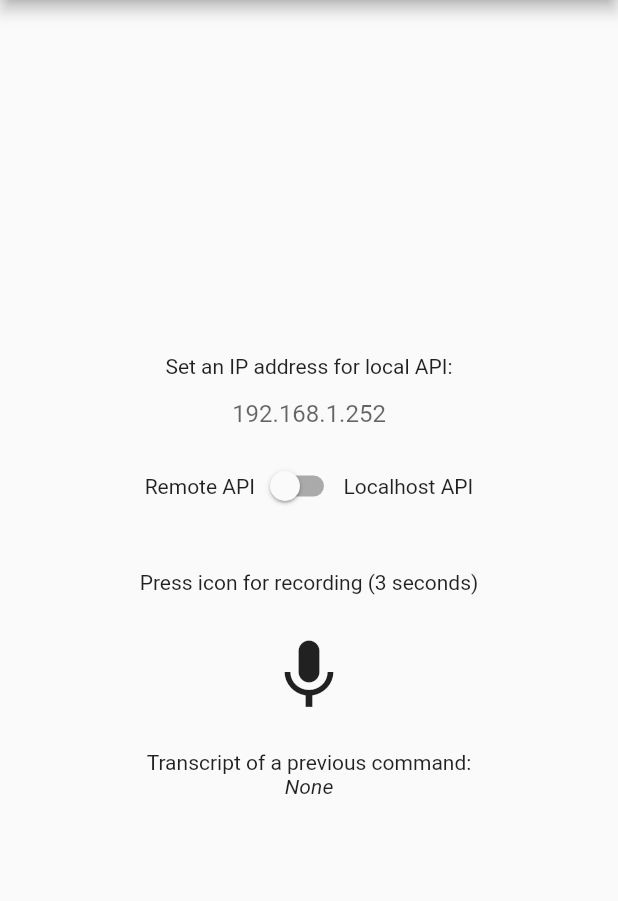
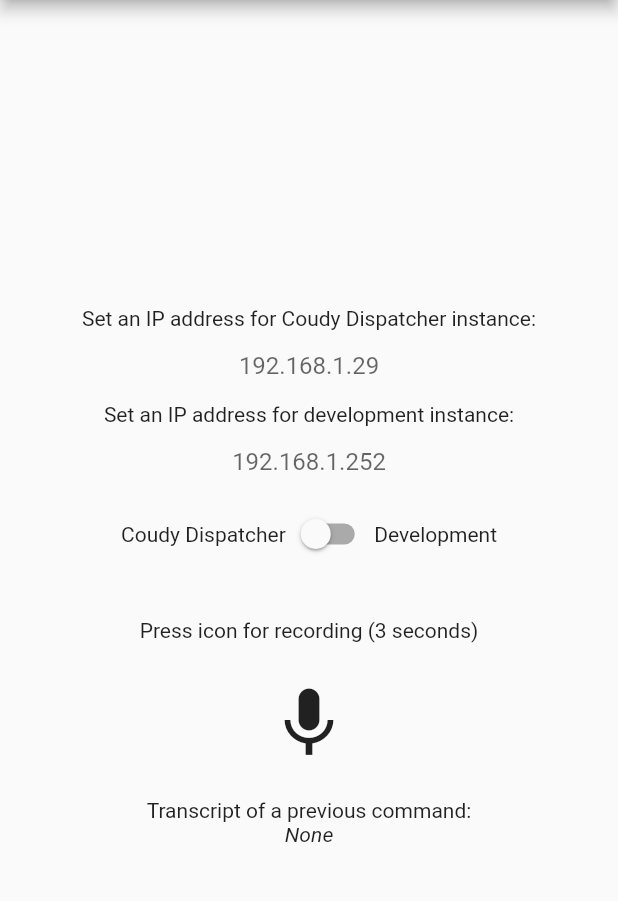
Before and after one commit to tomkomt/coudy_mobile_android, a Flutter app: the screen it shows after launch, on a phone screen of 412 x 824 dp, the part 84-985 px from its top. Run offline on Flutter 3.47's test engine with Material 2 defaults, Android fonts, the phone set to English and light mode, and no system bars; missing offline and left inert: flutter_sound.

Commit message:
Add edit of IP address of prod instance

```diff
--- a/lib/main.dart
+++ b/lib/main.dart
@@ -32,6 +32,7 @@ class HomePage extends StatefulWidget {
         this.buttonColor,
         this.recordPath,
         this.localIp = '192.168.1.252',
+        this.remoteIp = '192.168.1.29',
         this.useLocalApi = false
       }
       ) : super(key: key);
@@ -41,6 +42,7 @@ class HomePage extends StatefulWidget {
   Color buttonColor;
   String recordPath;
   String localIp = '192.168.1.252';
+  String remoteIp = '192.168.1.29';
   bool useLocalApi = false;
 
   @override
@@ -106,17 +108,24 @@ class _HomePageState extends State<HomePage> {
     });
   }
 
+  _onRemoteIpChange(String newValue) {
+    print('_onRemoteIpChange: $newValue');
+    setState(() {
+      widget.remoteIp = newValue;
+    });
+  }
+
   Future _uploadRecord() async {
     try {
       File recordFile = File(widget.recordPath);
       var stream = new http.ByteStream(DelegatingStream.typed(recordFile.openRead()));
       var length = await recordFile.length();
 
-      var uri = Uri.parse("http://192.168.1.29:3000/api/v1/mobile");
+      var uri = Uri.parse("http://${widget.remoteIp}:3000/api/v1/mobile");
       if(widget.useLocalApi == true) {
         uri = Uri.parse("http://${widget.localIp}:3000/api/v1/mobile");
       } else {
-        uri = Uri.parse("http://192.168.1.29:3000/api/v1/mobile");
+        uri = Uri.parse("http://${widget.remoteIp}:3000/api/v1/mobile");
       }
       print('URI: $uri');
       var request = new http.MultipartRequest("POST", uri);
@@ -156,12 +165,32 @@ class _HomePageState extends State<HomePage> {
           mainAxisAlignment: MainAxisAlignment.center,
           children: <Widget>[
             Container(
+                child: Center(
+                    child: Column(
+                        mainAxisAlignment: MainAxisAlignment.center,
+                        children: <Widget>[
+                          Text(
+                            'Set an IP address for Coudy Dispatcher instance:'
+                          ),
+                          TextField(
+                            onSubmitted: _onRemoteIpChange,
+                            decoration: InputDecoration(
+                                border: InputBorder.none,
+                                hintText: widget.remoteIp
+                            ),
+                            textAlign: TextAlign.center,
+                          )
+                        ]
+                    )
+                )
+            ),
+            Container(
               child: Center(
                 child: Column(
                   mainAxisAlignment: MainAxisAlignment.center,
                   children: <Widget>[
                     Text(
-                      'Set an IP address for local API:'
+                      'Set an IP address for development instance:'
                     ),
                     TextField(
                       onSubmitted: _onLocalIpChange,
@@ -181,14 +210,14 @@ class _HomePageState extends State<HomePage> {
                   mainAxisAlignment: MainAxisAlignment.center,
                   children: <Widget>[
                     Text(
-                      'Remote API'
+                      'Coudy Dispatcher'
                     ),
                     Switch(
                         value: widget.useLocalApi,
                         onChanged: _onApiSwitchChange
                     ),
                     Text(
-                      'Localhost API'
+                      'Development'
                     )
                   ]
                 )
```
